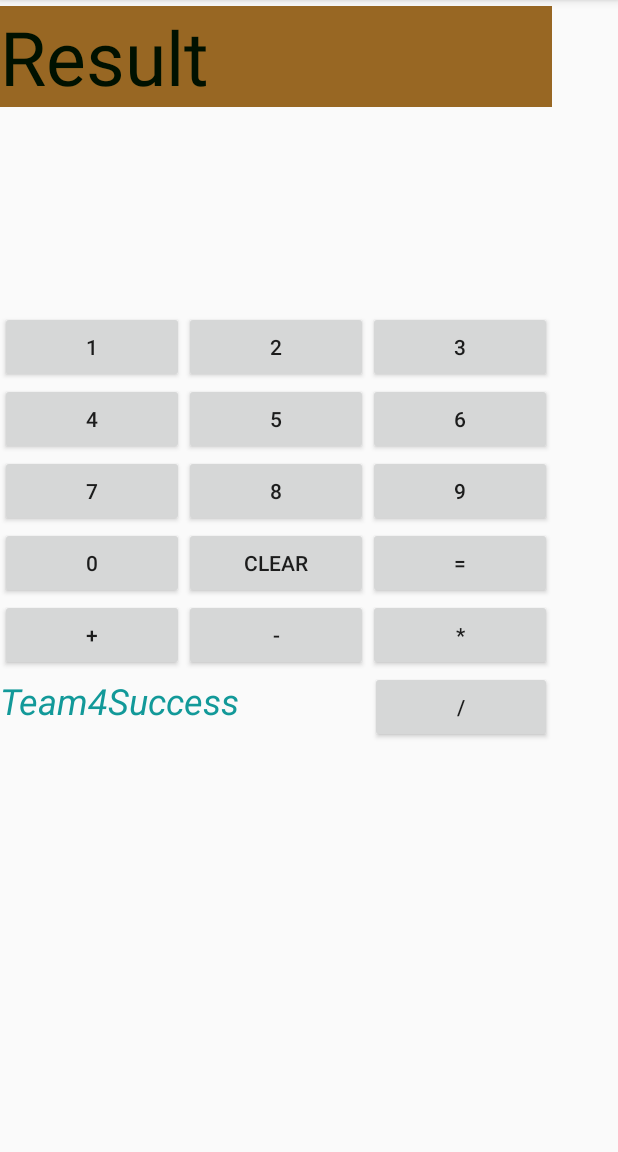
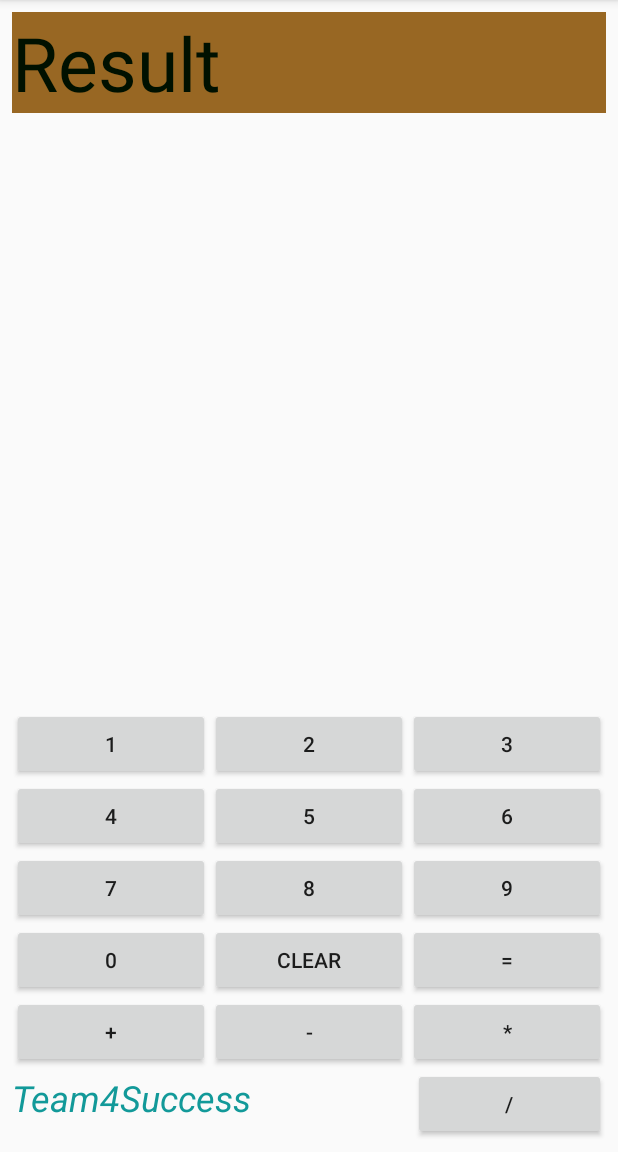
Before and after one commit to Team4SuccessTechnologyofSoftware/AndroidCalculatoR-1.2, an Android app: the screen it shows after launch (MainActivity), on a phone screen of 412 x 824 dp, the part 84-1236 px from its top. Run offline under Robolectric (Android 15) with nearby library versions, the phone set to English and light mode, and no system bars.

Commit message:
Βελτιωμένη έκδοση, με Button Sender για να αναγνωρίζει τον πρώτο αριθμό αναλόγος το πλήκτρο που πατιέται.

```diff
--- a/app/src/main/AndroidManifest.xml
+++ b/app/src/main/AndroidManifest.xml
@@ -9,7 +9,9 @@
         android:roundIcon="@mipmap/ic_launcher_round"
         android:supportsRtl="true"
         android:theme="@style/AppTheme">
-        <activity android:name=".MainActivity">
+        <activity
+            android:name=".MainActivity"
+            android:screenOrientation="portrait">
             <intent-filter>
                 <action android:name="android.intent.action.MAIN" />
 
--- a/app/src/main/java/com/example/freaksoul/androidcalculator/MainActivity.java
+++ b/app/src/main/java/com/example/freaksoul/androidcalculator/MainActivity.java
@@ -3,19 +3,83 @@ package com.example.freaksoul.androidcalculator;
 import android.support.v7.app.AppCompatActivity;
 import android.os.Bundle;
 import android.text.InputType;
+import android.util.Log;
 import android.widget.EditText;
 import android.widget.EditText;
 import android.view.View;
 import android.widget.TextView;
+import android.widget.*;
+import android.view.View.OnClickListener;
+
+import org.w3c.dom.Text;
+
+import static com.example.freaksoul.androidcalculator.R.id.buttonFive;
+import static com.example.freaksoul.androidcalculator.R.id.buttonOne;
+import static com.example.freaksoul.androidcalculator.R.id.textView1;
 
 public class MainActivity extends AppCompatActivity {
+    TextView textView1;
+    Button zeroButton;
+    Button buttonOne;
+    Button buttonTwo;
+    Button buttonThree;
+    Button buttonFour;
+    Button buttonFive;
+    Button buttonSix;
+    Button buttonSeven;
+    Button buttonEight;
+    Button buttonNine;
+    Button buttonZero;
+    Button buttonMul;
+    Button buttonSum;
+    Button buttonDiff;
+    Button buttonDiv;
+    Button buttonResult;
+    Button buttonClear;
+    String buttonValue = "";
+    float value1;
+    float value2;
 
     @Override
     protected void onCreate(Bundle savedInstanceState) {
         super.onCreate(savedInstanceState);
         setContentView(R.layout.activity_main);
-
+        textView1 = (TextView) findViewById(R.id.textView1);
+        zeroButton = (Button) findViewById(R.id.buttonZero);
+        buttonOne = (Button) findViewById(R.id.buttonOne);
+        buttonTwo = (Button) findViewById(R.id.buttonTwo);
+        buttonThree = (Button) findViewById(R.id.buttonThree);
+        buttonFour = (Button) findViewById(R.id.buttonFour);
+        buttonFive = (Button) findViewById(R.id.buttonFive);
+        buttonSix = (Button) findViewById(R.id.buttonSix);
+        buttonSeven = (Button) findViewById(R.id.buttonSeven);
+        buttonEight = (Button) findViewById(R.id.buttonEight);
+        buttonNine = (Button) findViewById(R.id.buttonNine);
+        buttonMul = (Button) findViewById(R.id.buttonMul);
+        buttonSum = (Button) findViewById(R.id.buttonSum);
+        buttonDiff = (Button) findViewById(R.id.buttonDiff);
+        buttonDiv = (Button) findViewById(R.id.buttonDiv);
+        buttonResult = (Button) findViewById(R.id.buttonResult);
+        buttonClear = (Button) findViewById(R.id.buttonClear);
+        buttonOne.setOnClickListener(numberlistener);
+        buttonTwo.setOnClickListener(numberlistener);
+        buttonThree.setOnClickListener(numberlistener);
+        buttonFour.setOnClickListener(numberlistener);
+        buttonFive.setOnClickListener(numberlistener);
+        buttonSix.setOnClickListener(numberlistener);
+        buttonSeven.setOnClickListener(numberlistener);
+        buttonEight.setOnClickListener(numberlistener);
+        buttonNine.setOnClickListener(numberlistener);
+        zeroButton.setOnClickListener(numberlistener);
     }
 
-
+    private View.OnClickListener numberlistener = new View.OnClickListener() {
+        @Override
+        public void onClick(View v) {
+            Button sender = (Button) v;
+            buttonValue += sender.getText().toString();
+            textView1.setText(buttonValue);
+            value1 = Float.parseFloat(buttonValue);
+        }
+    };
 }
--- a/app/src/main/res/layout/activity_main.xml
+++ b/app/src/main/res/layout/activity_main.xml
@@ -4,32 +4,44 @@
     xmlns:tools="http://schemas.android.com/tools"
     android:layout_width="match_parent"
     android:layout_height="match_parent"
-    tools:context="com.example.freaksoul.androidcalculator.MainActivity">
+    tools:context="com.example.freaksoul.androidcalculator.MainActivity"
+    tools:layout_editor_absoluteX="0dp"
+    tools:layout_editor_absoluteY="81dp">
 
     <RelativeLayout
-        android:layout_width="368dp"
-        android:layout_height="495dp"
-        tools:layout_editor_absoluteX="8dp"
-        tools:layout_editor_absoluteY="8dp">
+        android:layout_width="0dp"
+        android:layout_height="0dp"
+        android:layout_marginBottom="8dp"
+        android:layout_marginEnd="8dp"
+        android:layout_marginStart="8dp"
+        android:layout_marginTop="8dp"
+        app:layout_constraintBottom_toBottomOf="parent"
+        app:layout_constraintLeft_toLeftOf="parent"
+        app:layout_constraintRight_toRightOf="parent"
+        app:layout_constraintTop_toTopOf="parent"
+        tools:ignore="MissingConstraints"
+        tools:layout_constraintBottom_creator="1"
+        tools:layout_constraintLeft_creator="1"
+        tools:layout_constraintRight_creator="1"
+        tools:layout_constraintTop_creator="1">
 
         <TextView
             android:id="@+id/textView1"
-            android:background="#986723"
             android:layout_width="match_parent"
             android:layout_height="wrap_content"
-            android:layout_centerHorizontal="true"
-            android:layout_marginTop="4dp"
+            android:layout_alignParentEnd="true"
+            android:background="#986723"
+            android:text="Result"
             android:textColor="#001100"
-            android:text="Result"
             android:textSize="50dp" />
 
         <LinearLayout
             android:id="@+id/linearLayout"
             android:layout_width="match_parent"
             android:layout_height="wrap_content"
+            android:layout_above="@+id/linearLayout2"
             android:layout_alignParentStart="true"
-            android:orientation="horizontal"
-            android:layout_above="@+id/linearLayout2">
+            android:orientation="horizontal">
 
             <Button
                 android:id="@+id/buttonOne"
@@ -58,8 +70,8 @@
             android:id="@+id/linearLayout2"
             android:layout_width="match_parent"
             android:layout_height="wrap_content"
-            android:orientation="horizontal"
-            android:layout_above="@+id/linearLayout3">
+            android:layout_above="@+id/linearLayout3"
+            android:orientation="horizontal">
 
             <Button
                 android:id="@+id/buttonFour"
@@ -87,9 +99,9 @@
             android:id="@+id/linearLayout3"
             android:layout_width="match_parent"
             android:layout_height="wrap_content"
+            android:layout_above="@+id/linearLayout4"
             android:layout_centerHorizontal="true"
-            android:orientation="horizontal"
-            android:layout_above="@+id/linearLayout4">
+            android:orientation="horizontal">
 
             <Button
                 android:id="@+id/buttonSeven"
@@ -117,9 +129,9 @@
             android:id="@+id/linearLayout4"
             android:layout_width="match_parent"
             android:layout_height="wrap_content"
+            android:layout_above="@+id/linearLayout5"
             android:layout_alignParentEnd="true"
-            android:orientation="horizontal"
-            android:layout_above="@+id/linearLayout5">
+            android:orientation="horizontal">
 
             <Button
                 android:id="@+id/buttonZero"
@@ -147,9 +159,9 @@
             android:id="@+id/linearLayout5"
             android:layout_width="match_parent"
             android:layout_height="wrap_content"
+            android:layout_above="@+id/linearLayout6"
             android:layout_alignParentEnd="true"
-            android:orientation="horizontal"
-            android:layout_above="@+id/linearLayout6">
+            android:orientation="horizontal">
 
             <Button
                 android:id="@+id/buttonSum"
@@ -174,12 +186,12 @@
         </LinearLayout>
 
         <LinearLayout
+            android:id="@+id/linearLayout6"
             android:layout_width="match_parent"
             android:layout_height="wrap_content"
             android:layout_alignParentBottom="true"
             android:layout_alignParentEnd="true"
-            android:orientation="horizontal"
-            android:id="@+id/linearLayout6">
+            android:orientation="horizontal">
 
             <TextView
                 android:id="@+id/TeamId"
```
